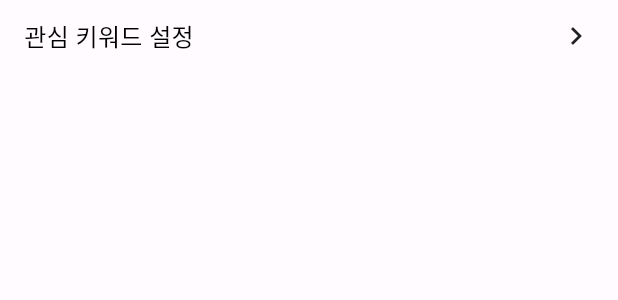
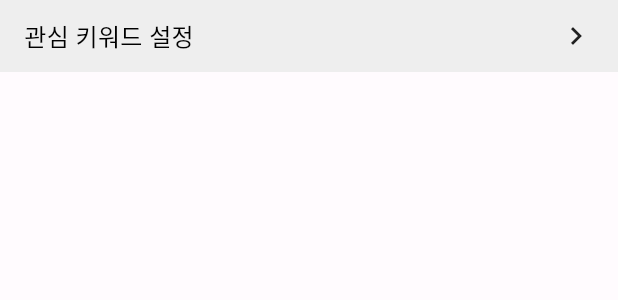
Before and after one commit to swm-place/place-mobile-flutter, a Flutter app: the PreferenceItem widget shown alone on an empty page, opened directly, on a phone screen of 412 x 824 dp. Shown: the top 300 px of the screen. Run offline on Flutter 3.47's test engine with Material 2 defaults, Android fonts, the phone set to English and light mode, and no system bars; our stand-ins replace auto_size_text, carousel_slider, firebase_auth, firebase_core, flutter_svg, get and 7 more; missing offline and left inert: dart:ffi, flutter_facebook_auth; accounts and stored records are empty; network calls fail; Roboto replaces fonts that are missing (Pretendard).

Commit message:
[OURS-231] feat: 설정 클릭시 피드백이 나오도록 변경

```diff
--- a/lib/widget/section/preference/preference_list.dart
+++ b/lib/widget/section/preference/preference_list.dart
@@ -29,7 +29,6 @@ class PreferenceListSection extends StatelessWidget {
           child: ClipRRect(
             borderRadius: BorderRadius.circular(8),
             child: Container(
-              color: Colors.grey[200],
               child: Column(
                 children: _createItems()
               ),
--- a/lib/widget/section/preference/preference_list_item.dart
+++ b/lib/widget/section/preference/preference_list_item.dart
@@ -2,7 +2,7 @@ import 'package:flutter/material.dart';
 import 'package:material_design_icons_flutter/material_design_icons_flutter.dart';
 import 'package:place_mobile_flutter/theme/text_style.dart';
 
-class PreferenceItem extends StatelessWidget {
+class PreferenceItem extends StatefulWidget {
   final Function() onTap;
 
   PreferenceItem({
@@ -17,10 +17,26 @@ class PreferenceItem extends StatelessWidget {
   Color textColor;
   bool showIcon;
 
+  bool isClick = false;
+
+  @override
+  State<StatefulWidget> createState() => _PreferenceItemState();
+}
+
+class _PreferenceItemState extends State<PreferenceItem> {
+  Color backgroundColor = Colors.grey[200]!;
+
   @override
   Widget build(BuildContext context) {
-    return GestureDetector(
-      onTap: onTap,
+    return Material(
+      color: Colors.transparent,
+      child: Ink(
+        decoration: BoxDecoration(
+            color: Colors.grey[200]
+        ),
+        child: InkWell(
+          onTap: widget.onTap,
+          highlightColor: Colors.grey[400],
           child: Container(
             width: double.infinity,
             padding: const EdgeInsets.fromLTRB(16, 12, 16, 12),
@@ -28,17 +44,19 @@ class PreferenceItem extends StatelessWidget {
               children: [
                 Expanded(
                   child: Text(
-                title,
-                style: SectionTextStyle.sectionContent(textColor),
+                    widget.title,
+                    style: SectionTextStyle.sectionContent(widget.textColor),
                     maxLines: 1,
                   ),
                 ),
                 SizedBox(
                   width: 24,
                   height: 24,
-              child: showIcon ? const Icon(Icons.keyboard_arrow_right) : null,
+                  child: widget.showIcon ? const Icon(Icons.keyboard_arrow_right) : null,
                 )
               ],
+            ),
+          ),
         ),
       ),
     );
```
Lines whose indentation alone changed are shown as unchanged.
